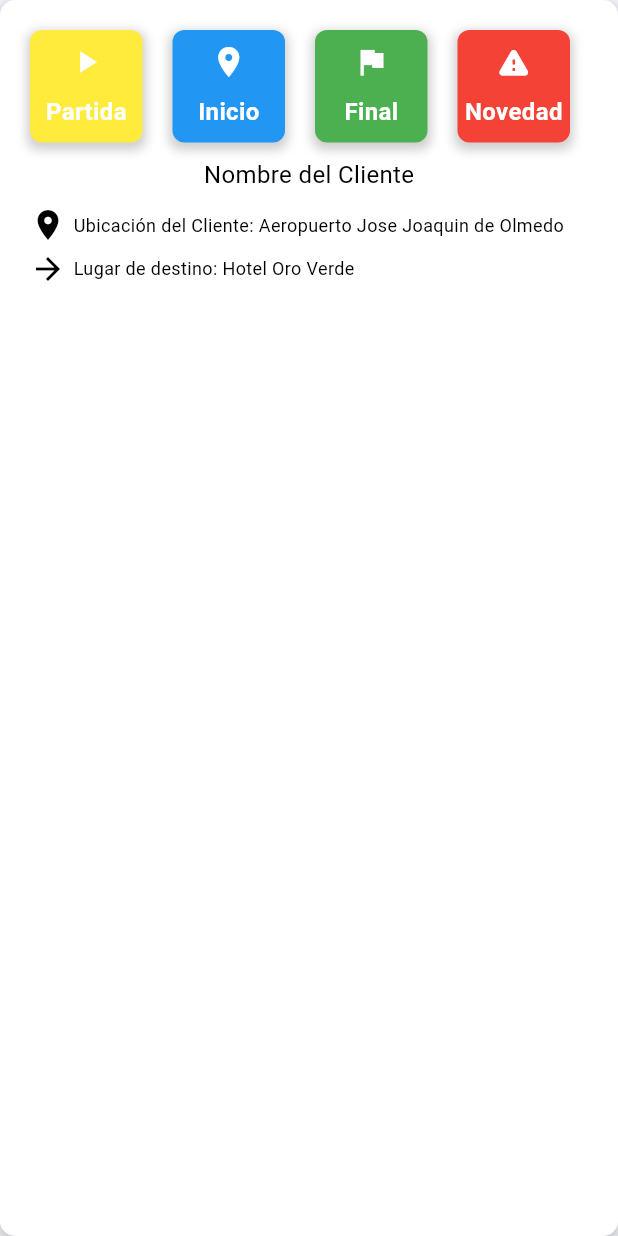
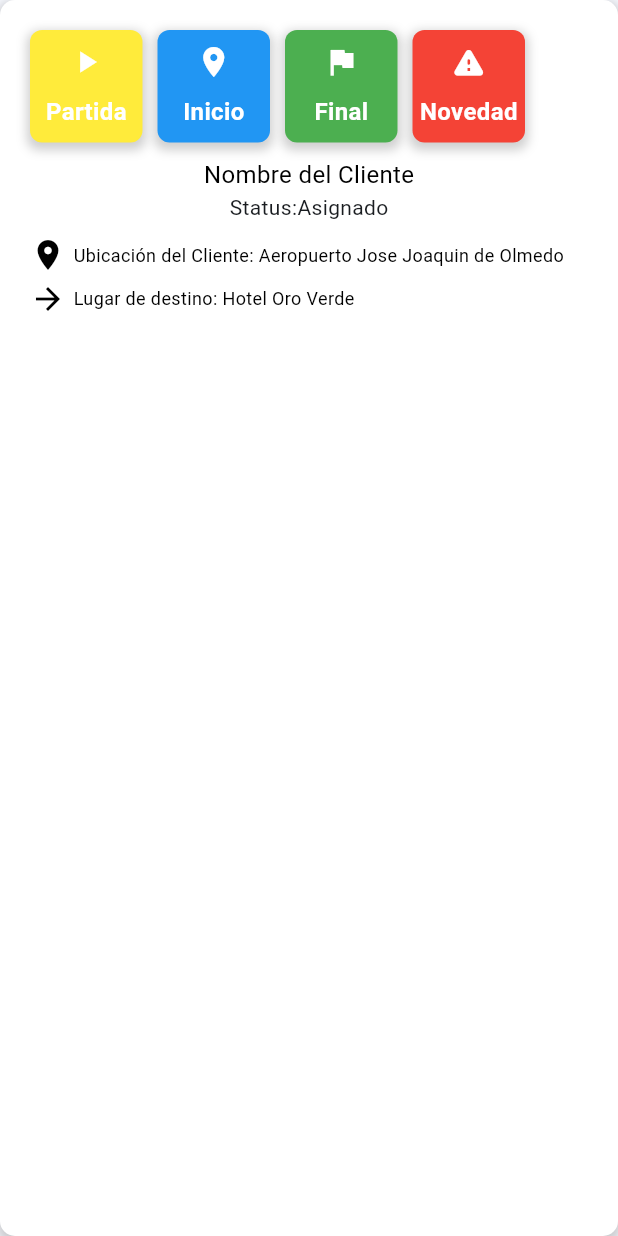
Before and after one commit to guidoo25/macrologistic, a Flutter app: the CardConductor widget shown alone on an empty page, opened directly, on a phone screen of 412 x 824 dp. Run offline on Flutter 3.47's test engine with Material 3 defaults, Android fonts, the phone set to English and light mode, and no system bars; our stand-ins replace flutter_dotenv, flutter_map, flutter_riverpod, go_router, latlong2; missing offline and left inert: open_route_service.

Commit message:
cambios en rutas a considerar

```diff
--- a/lib/router/approuter.dart
+++ b/lib/router/approuter.dart
@@ -1,10 +1,9 @@
 
 import 'package:go_router/go_router.dart';
-import 'package:macrologistic/screens/conductor/list_viahes.dart';
-import 'package:macrologistic/screens/homescreen.dart';
+import 'package:macrologistic/screens/conductor/list_viaJes.dart';
 import 'package:macrologistic/screens/login/login.dart';
 import 'package:macrologistic/screens/login/loginfinal.dart';
-import 'package:macrologistic/screens/maps/mapscreen.dart';
+
 import 'package:macrologistic/screens/navbart.dart';
 
 final appRouter = GoRouter(initialLocation: '/Login', routes: [
--- a/lib/screens/homescreen.dart
+++ b/lib/screens/homescreen.dart
@@ -10,7 +10,7 @@ class Homescreen extends StatelessWidget {
     return  Column(
       children: [
        Container(
-          height: MediaQuery.of(context).size.height * 0.7,
+          height: MediaQuery.of(context).size.height * 0.65,
           child:  MapScreen(),),
         CardConductor()
 
--- a/lib/screens/navbart.dart
+++ b/lib/screens/navbart.dart
@@ -2,7 +2,7 @@
 import 'package:flutter/cupertino.dart';
 import 'package:flutter/material.dart';
 import 'package:flutter/widgets.dart';
-import 'package:macrologistic/screens/conductor/list_viahes.dart';
+import 'package:macrologistic/screens/conductor/list_viaJes.dart';
 import 'package:macrologistic/screens/homescreen.dart';
 
 class navbar extends StatefulWidget {
--- a/lib/widgets/conductor.dart
+++ b/lib/widgets/conductor.dart
@@ -23,6 +23,7 @@ class CardConductor extends StatelessWidget {
       child: Column(
         children: [
                Row(
+                crossAxisAlignment: CrossAxisAlignment.center,
                 children: [
 
                 MyButtonestade(
@@ -31,11 +32,11 @@ class CardConductor extends StatelessWidget {
                   color: Colors.yellow,
                   icon: Icons.play_arrow,
                 ),
-                SizedBox(width: 20),
+                SizedBox(width: 10),
                 MyButtonestade(onTap: (){}, nametext: 'Inicio', color: Colors.blue, icon: Icons.location_on),
-                SizedBox(width: 20),
+                SizedBox(width: 10),
                 MyButtonestade(onTap: (){}, nametext: 'Final', color: Colors.green, icon: Icons.flag),
-                SizedBox(width: 20),
+                SizedBox(width: 10),
                 MyButtonestade(onTap: (){
                   showDialog(context: context, builder: (context) => AlertDialog(
                     title: Text('Novedad'),
@@ -61,6 +62,7 @@ class CardConductor extends StatelessWidget {
             'Nombre del Cliente',
             style: TextStyle(fontSize: 16, color: Colors.black),
           ),
+          Text('Status:Asignado'),
           const SizedBox(height: 10),
           Row(
             children: [
```
Also changed, not shown: lib/screens/conductor/list_viaJes.dart (renamed from lib/screens/conductor/list_viahes.dart), 1 other file.
